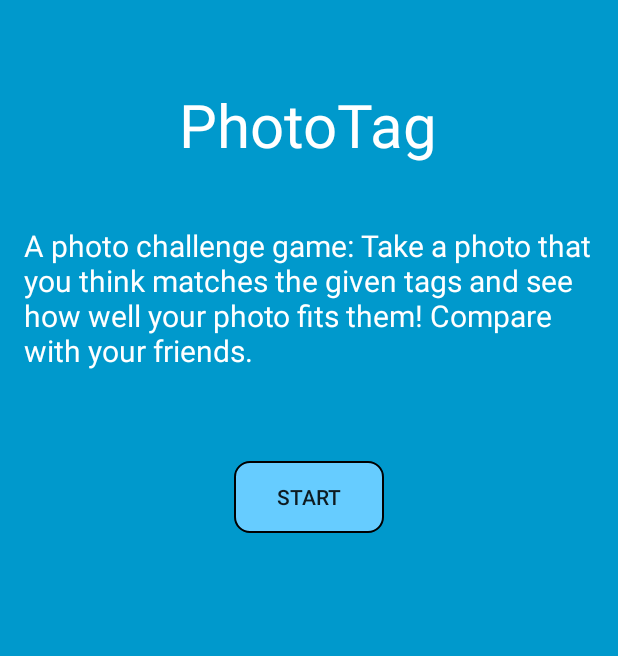
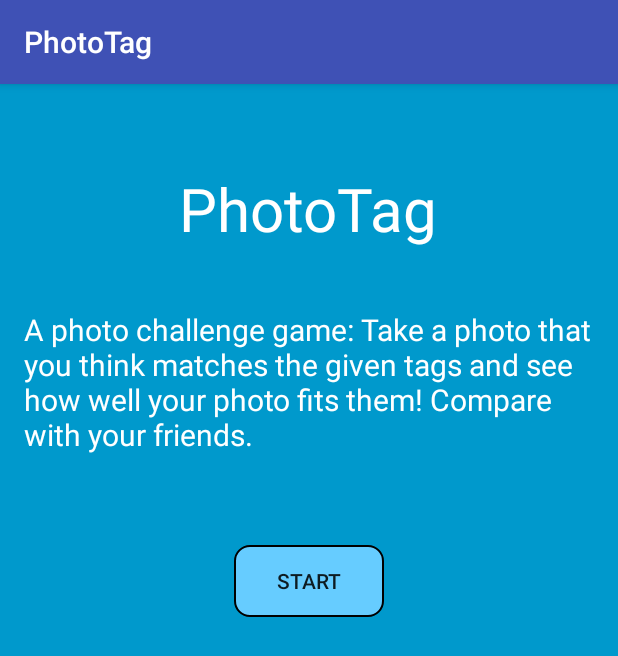
Before and after one commit to bikevin/PhotoTag, an Android app: the screen it shows after launch (MainActivity), on a phone screen of 412 x 824 dp. Shown: the top 656 px of the screen. Run offline under Robolectric (Android 15) with nearby library versions, the phone set to English and light mode, and no system bars.

```diff
--- a/app/src/main/res/values/styles.xml
+++ b/app/src/main/res/values/styles.xml
@@ -1,7 +1,7 @@
 <resources>
 
     <!-- Base application theme. -->
-    <style name="AppTheme" parent="Theme.AppCompat.Light.NoActionBar">
+    <style name="AppTheme" parent="Theme.AppCompat.Light.DarkActionBar">
         <!-- Customize your theme here. -->
         <item name="colorPrimary">@color/colorPrimary</item>
         <item name="colorPrimaryDark">@color/colorPrimaryDark</item>
```
Also changed, not shown: app/build.gradle (+8 -0 lines), app/src/main/java/com/kevin/phototag/GameActivity.java (+7 -0 lines).
